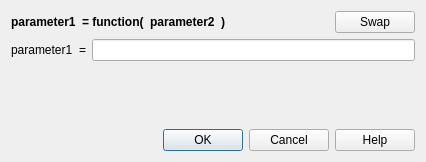
First picture: the form in src/sas/qtgui/Perspectives/Fitting/UI/MultiConstraintUI.ui, repository SasView/sasview, before the edit.
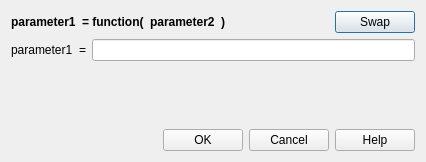
Second picture: the form after the edit.

Commit message: Minor corrections to GUI and unit tests

Diff of the .ui file:
```diff
--- a/src/sas/qtgui/Perspectives/Fitting/UI/MultiConstraintUI.ui
+++ b/src/sas/qtgui/Perspectives/Fitting/UI/MultiConstraintUI.ui
@@ -151,7 +151,7 @@
         <string>OK</string>
        </property>
        <property name="default">
-        <bool>true</bool>
+        <bool>false</bool>
        </property>
       </widget>
      </item>
```
The commit also changes 4 other files.
